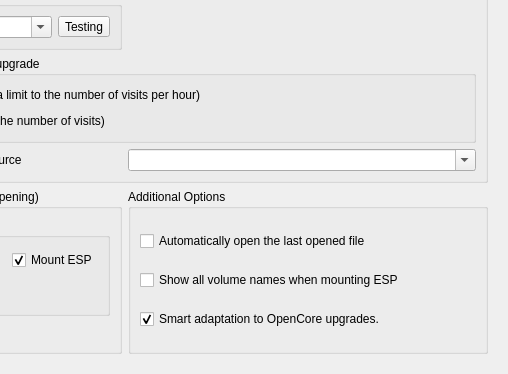
Old version of the form dlgpreference.ui in the repository ic005k/OCAuxiliaryTools; both pictures show x 259 to 767 and y 157 to 531 of the 767 by 531 pixel window.
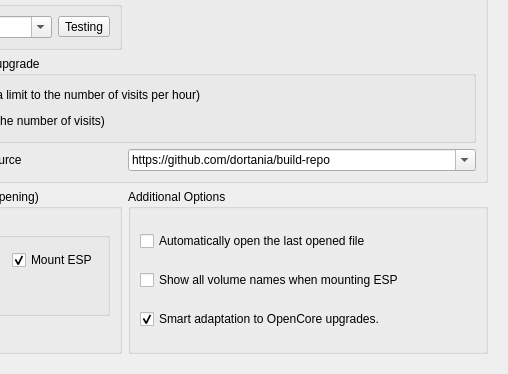
New version of the form.

```diff
--- a/dlgpreference.ui
+++ b/dlgpreference.ui
@@ -169,7 +169,7 @@
             </property>
             <item>
              <property name="text">
-              <string/>
+              <string>https://github.com/dortania/build-repo</string>
              </property>
             </item>
             <item>
```
Left out of the diff: 2 changed lines with no effect on the pictures.
